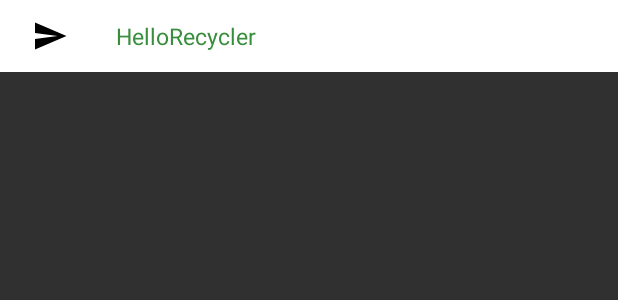
After one commit to VikasJilla/androidProjects, an Android app: the layout recycle_layout_item.xml on its own in the app's theme, with its tools: preview values and no code run, on a phone screen of 412 x 824 dp. The commit adds this screen. Shown: the top 300 px of the screen. Run offline under Robolectric (Android 15) with nearby library versions, the phone set to English and light mode, and no system bars.

Commit message:
recyvle view in nav drawer recycle view item and lucasr/dspec(design specification) for testing layout. recycle view item designed following iconography

```diff
--- a/app/build.gradle
+++ b/app/build.gradle
@@ -29,5 +29,6 @@ dependencies {
     compile 'com.android.support.constraint:constraint-layout:1.0.2'
     compile 'com.android.support:design:26.+'
     compile 'com.android.support:support-v4:26.+'
+    compile 'org.lucasr.dspec:dspec:0.1.1'
     testCompile 'junit:junit:4.12'
 }
--- /dev/null
+++ b/app/src/main/res/layout/recycle_layout_item.xml
@@ -0,0 +1,30 @@
+<?xml version="1.0" encoding="utf-8"?>
+<RelativeLayout xmlns:android="http://schemas.android.com/apk/res/android"
+    android:orientation="horizontal" android:layout_width="match_parent"
+    android:layout_height="48dp"
+    android:background="#ffffff"
+    android:padding="5dp"
+
+
+    >
+    <ImageView
+        android:id="@+id/image_recycle_item"
+        android:layout_width="wrap_content"
+        android:layout_height="match_parent"
+        android:scaleType="centerInside"
+        android:layout_marginLeft="16dp"
+        android:layout_marginRight="16dp"
+        android:layout_gravity="center_vertical"
+        android:src="@drawable/ic_menu_send"/>
+    <TextView
+        android:id="@+id/textView_recycle_item"
+        android:layout_width="fill_parent"
+        android:layout_height="match_parent"
+        android:text="HelloRecycler"
+        android:layout_gravity="center_vertical"
+        android:textColor="@color/colorAccent"
+        android:textSize="15sp"
+        android:layout_marginLeft="72dp"
+        android:gravity="center_vertical"/>
+
+</RelativeLayout>
```
Also changed, not shown: app/src/main/java/com/example/vikasjilla/materialtest/NavDrawerFrag.java (+11 -1 lines), app/src/main/java/com/example/vikasjilla/materialtest/RecycleAdapt.java (added, +46 -0 lines), app/src/main/res/layout/fragment_nav_drawer.xml (+7 -1 lines), 1 other file.
